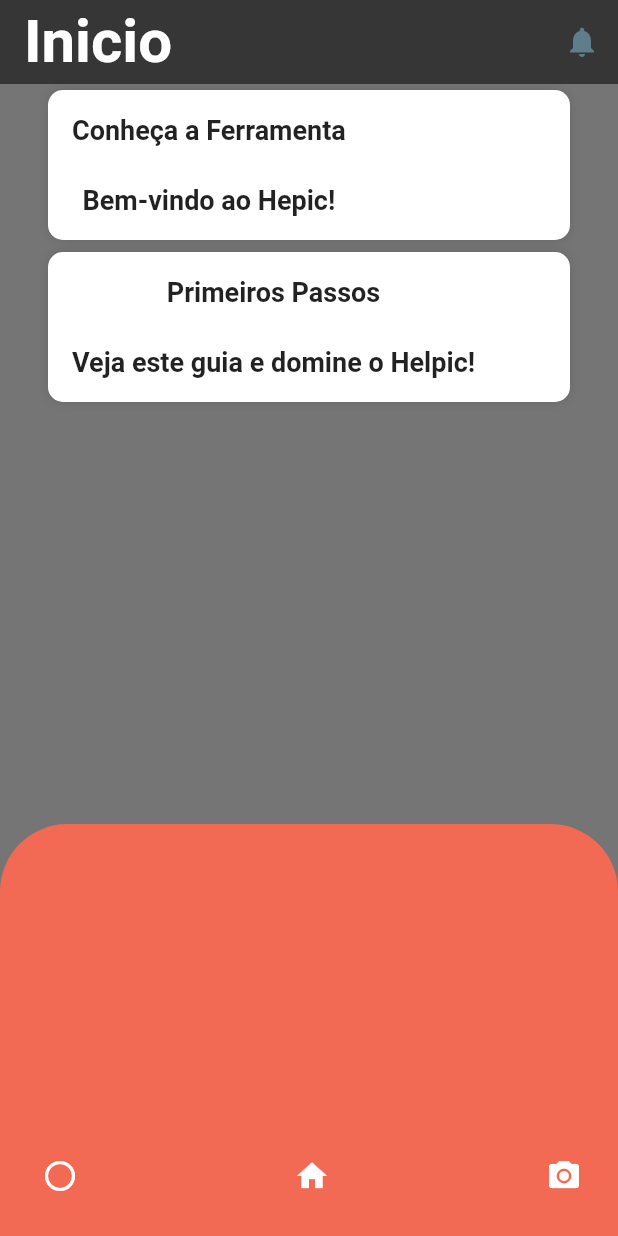
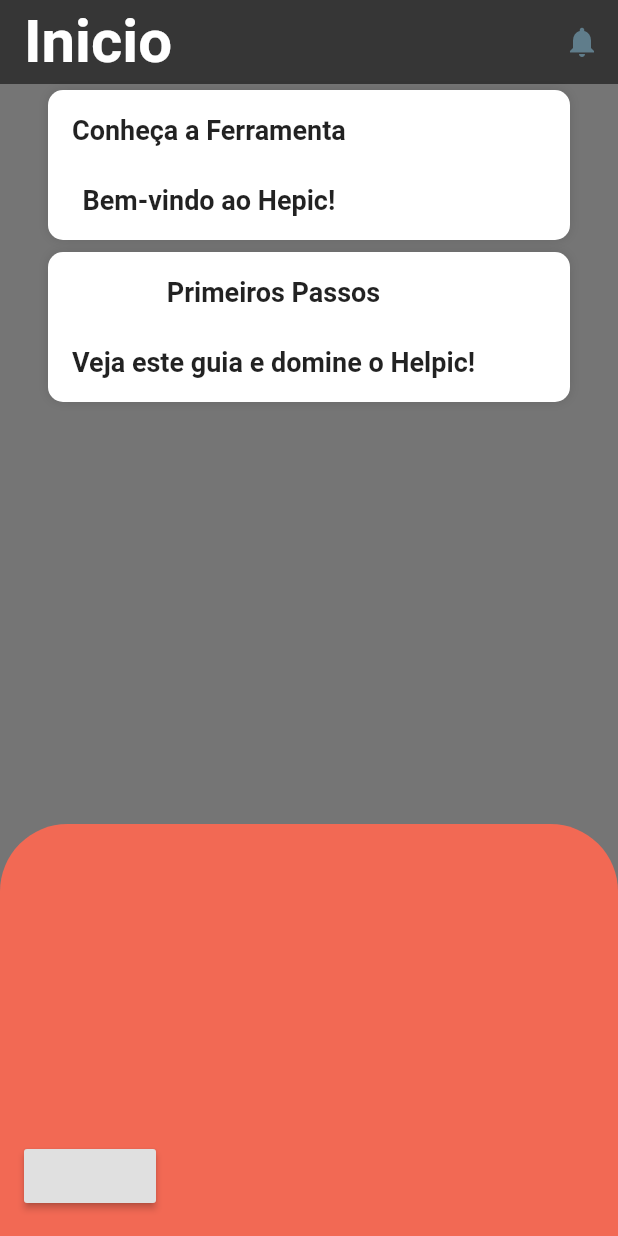
Before and after one commit to Debora228/HelpicApp, a Flutter app: the screen it shows after launch, on a phone screen of 412 x 824 dp. Run offline on Flutter 3.47's test engine with Material 2 defaults, Android fonts, the phone set to English and light mode, and no system bars.

Commit message:
Update main.dart

```diff
--- a/HelpicApp/helpic_test_app/lib/main.dart
+++ b/HelpicApp/helpic_test_app/lib/main.dart
@@ -1,5 +1,6 @@
 import 'package:flutter/material.dart';
 import 'package:flutter/services.dart';
+import 'package:helpic_test_app/pages/Screen2.dart';
 void main() => runApp(MobileApp());
 
 class MobileApp extends StatelessWidget {
@@ -8,6 +9,9 @@ class MobileApp extends StatelessWidget {
     return MaterialApp(
       title: "Helpic",
       home: HomePage(),
+      routes: <String, WidgetBuilder> {
+      '/Screen2': (BuildContext context) => new Screen2()
+      },
     );
   }
 }
@@ -50,8 +54,9 @@ class _HomePageState extends State<HomePage> {
 
   IconButton _homeButton(IconData icon){
     return IconButton(
-      onPressed: (){},
+      onPressed: (){Navigator.of(context).pushNamed('/screen2');},
       icon: Icon(icon, color: Colors.white,),
+
     );
   }
 
@@ -71,9 +76,12 @@ class _HomePageState extends State<HomePage> {
         Row(
         mainAxisAlignment: MainAxisAlignment.spaceBetween,
         children: <Widget>[
-          _circleButton(Icons.radio_button_unchecked),
-          _homeButton(Icons.home),
-          _cameraButton(Icons.photo_camera),
+          new RaisedButton(onPressed:(){
+              _homeButton(Icons.home);
+
+          },)
+          //_circleButton(Icons.radio_button_unchecked),
+         //_cameraButton(Icons.photo_camera),
          ],
         )
       ],
```
